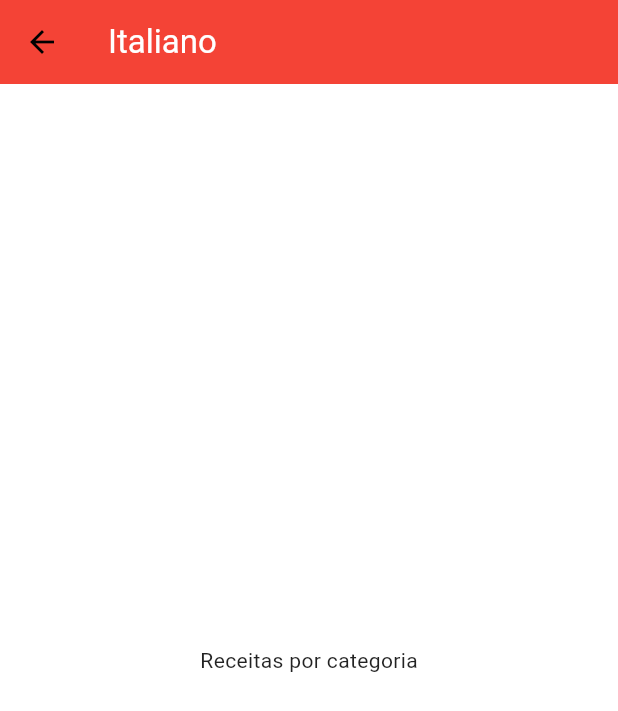
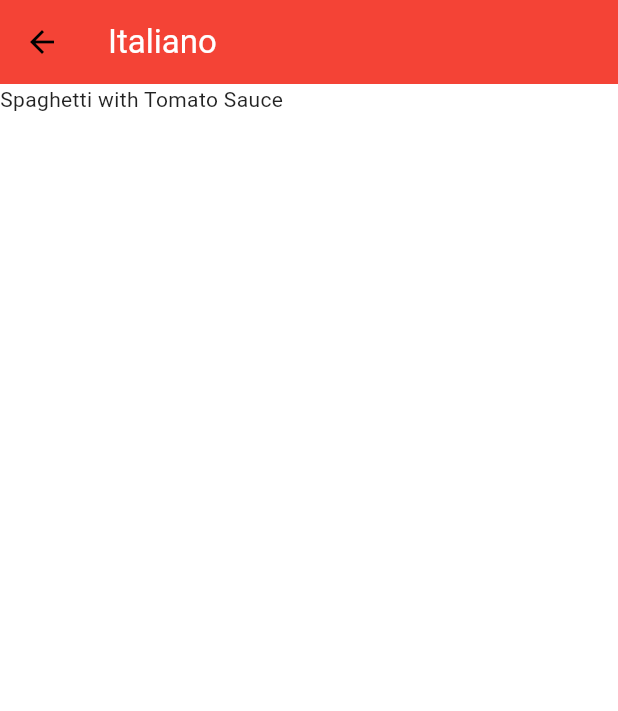
Before and after one commit to JacksonMonteiro/flutter_meals_app, a Flutter app: the screen it shows after launch, after a tap on "Italiano", on a phone screen of 412 x 824 dp. Shown: the top 711 px of the screen. Run offline on Flutter 3.47's test engine with Material 2 defaults, Android fonts, the phone set to English and light mode, and no system bars.

Commit message:
show meals by category in categories meals views file

```diff
--- a/lib/views/categories_meals_view.dart
+++ b/lib/views/categories_meals_view.dart
@@ -1,4 +1,5 @@
 import 'package:flutter/material.dart';
+import 'package:meals/data/dummy_data.dart';
 import 'package:meals/models/category.dart';
 
 class CategoriesMealsView extends StatelessWidget {
@@ -9,6 +10,9 @@ class CategoriesMealsView extends StatelessWidget {
   @override
   Widget build(BuildContext context) {
     final category = ModalRoute.of(context)?.settings.arguments as Category;
+    final categoryMeals = dummyMeals
+        .where((meal) => meal.categories.contains(category.id))
+        .toList();
     // final MediaQueryData mQuery = MediaQuery.of(context);
 
     AppBar appBar = AppBar(
@@ -26,8 +30,9 @@ class CategoriesMealsView extends StatelessWidget {
 
     return Scaffold(
       appBar: appBar,
-      body: const Center(
-        child: Text('Receitas por categoria'),
+      body: ListView.builder(
+        itemCount: categoryMeals.length,
+        itemBuilder: (context, index) => Text(categoryMeals[index].title),
       ),
     );
   }
```
